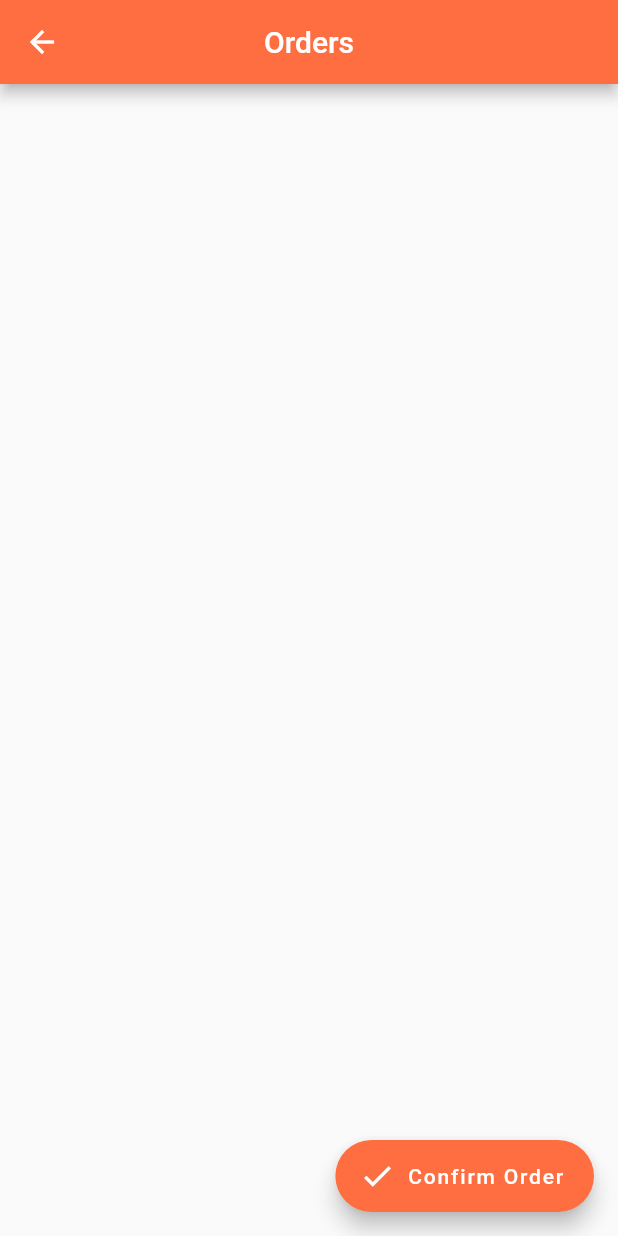
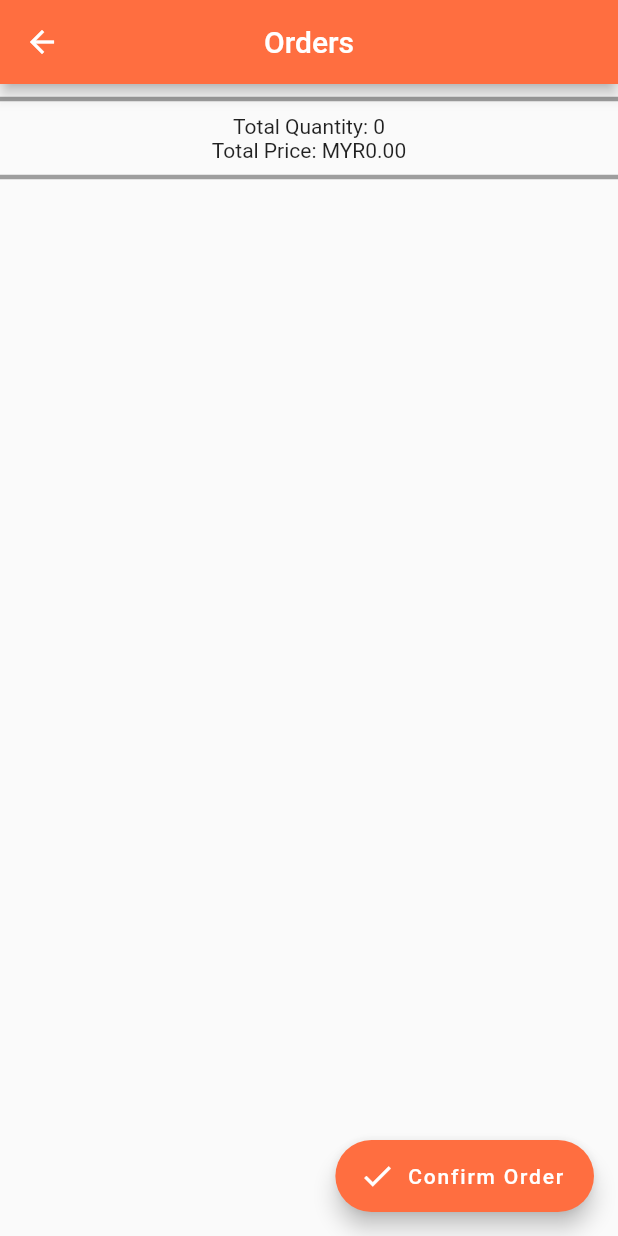
Before and after one commit to kelvenkee/food_app, a Flutter app: the Cart screen opened by its route, on a phone screen of 412 x 824 dp. Run offline on Flutter 3.47's test engine with Material 2 defaults, Android fonts, the phone set to English and light mode, and no system bars; our stand-ins replace badges, carousel_pro, splashscreen.

Commit message:
edit interface and deleted extra cart.dart

```diff
--- a/lib/Customer/cart.dart
+++ b/lib/Customer/cart.dart
@@ -15,12 +15,12 @@ class _CartState extends State<Cart> {
           centerTitle: true,
           title: Text('Orders'),
         ),
-        body: ListView.separated(
+        body: Column(
+          children: <Widget>[
+            ListView.separated(
+              shrinkWrap: true,
               itemCount: orderItems.length,
               itemBuilder: (context, index) => ListTile(
-            onTap: () {
-              _showTotal();
-            },
                 onLongPress: () {
                   deleteFood(orderItems[index]);
                 },
@@ -61,13 +61,40 @@ class _CartState extends State<Cart> {
                   child: Text(
                     // this is the total price for each food , quantity * unit price
                     'MYR ' +
-                    (orderItems[index].fooditem.totalItem.toStringAsFixed(2)),
+                        (orderItems[index]
+                            .fooditem
+                            .totalItem
+                            .toStringAsFixed(2)),
                   ),
                 ),
               ),
               separatorBuilder: (context, index) => Divider(
                 color: Colors.blueGrey,
               ),
+            ),
+            Divider(
+              color: Colors.grey,
+              height: 20,
+              thickness: 3,
+              indent: 0,
+              endIndent: 0,
+            ),
+            Text(
+              "Total Quantity: " + returnTotalFoodQuantity(orderItems),
+              textAlign: TextAlign.right,
+            ),
+            Text(
+              "Total Price: MYR" + returnTotalAmount(orderItems),
+              textAlign: TextAlign.right,
+            ),
+            Divider(
+              color: Colors.grey,
+              height: 20,
+              thickness: 3,
+              indent: 0,
+              endIndent: 0,
+            ),
+          ],
         ),
         floatingActionButton: Stack(
           children: <Widget>[
--- a/lib/Customer/food_detail.dart
+++ b/lib/Customer/food_detail.dart
@@ -160,7 +160,6 @@ class _FoodDetailState extends State<FoodDetail> {
                 ),
                 onPressed: () {
                   if (_quantity == 0) {
-                    null;
                   } else {
                     setState(() {
                       _quantity--;
--- a/lib/models/orderitem.dart
+++ b/lib/models/orderitem.dart
@@ -21,6 +21,14 @@ String returnTotalAmount(List<OrderItem> orderItems) {
     totalAmount = totalAmount + orderItems[i].fooditem.totalItem;
   }
   return totalAmount.toStringAsFixed(2);
+}
+
+String returnTotalFoodQuantity(List<OrderItem> orderItems) {
+  int totalAmount = 0;
+  for (int i = 0; i < orderItems.length; i++) {
+    totalAmount = totalAmount + orderItems[i].quantity;
+  }
+  return totalAmount.toString();
 }
 
 List<OrderItem> addToList(OrderItem orderItem) {
--- a/lib/splashscreen.dart
+++ b/lib/splashscreen.dart
@@ -1,6 +1,6 @@
 import 'package:flutter/material.dart';
+import 'package:food_app/constant.dart';
 import 'package:splashscreen/splashscreen.dart';
-import 'Login/login.dart';
 
 class FirstSplashScreen extends StatefulWidget {
   _FirstSplashScreenState createState() => _FirstSplashScreenState();
@@ -19,7 +19,6 @@ class _FirstSplashScreenState extends State<FirstSplashScreen> {
         loadingText: Text("Presented by Team Coconut"),
         loaderColor: Colors.black,
         photoSize: 150.0,
-      navigateAfterSeconds: Login(),
-    );
+        navigateAfterSeconds: loginRoute);
   }
 }
--- a/pubspec.yaml
+++ b/pubspec.yaml
@@ -14,7 +14,7 @@ description: A new Flutter project.
 version: 1.0.0+1
 
 environment:
-  sdk: ">=2.1.0 <3.0.0"
+  sdk: ">=2.2.0 <3.0.0"
 
 dependencies:
   image_picker: 0.6.6+1
@@ -27,7 +27,6 @@ dependencies:
   cupertino_icons: ^0.1.2
   badges: ^1.1.1
   carousel_pro:
-
 
 dev_dependencies:
   flutter_test:
```
Also changed, not shown: lib/Customer/customer_page.dart (+0 -7 lines), lib/Menu/order_detail.dart (+6 -7 lines), lib/cart.dart (deleted, +0 -67 lines). Lines whose indentation alone changed are shown as unchanged.
